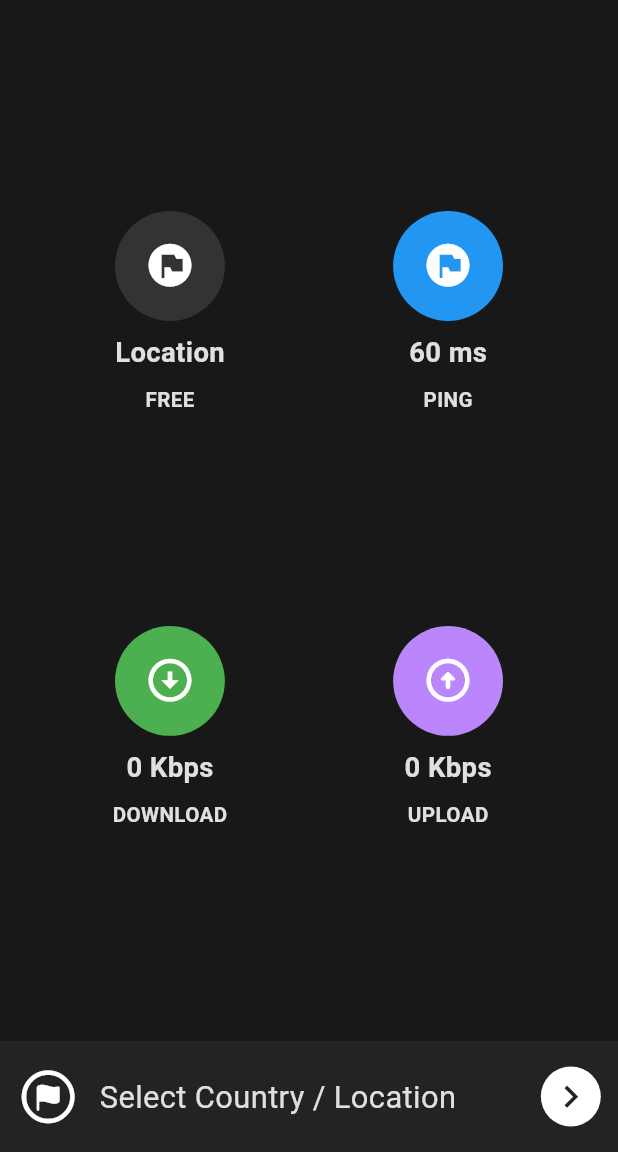
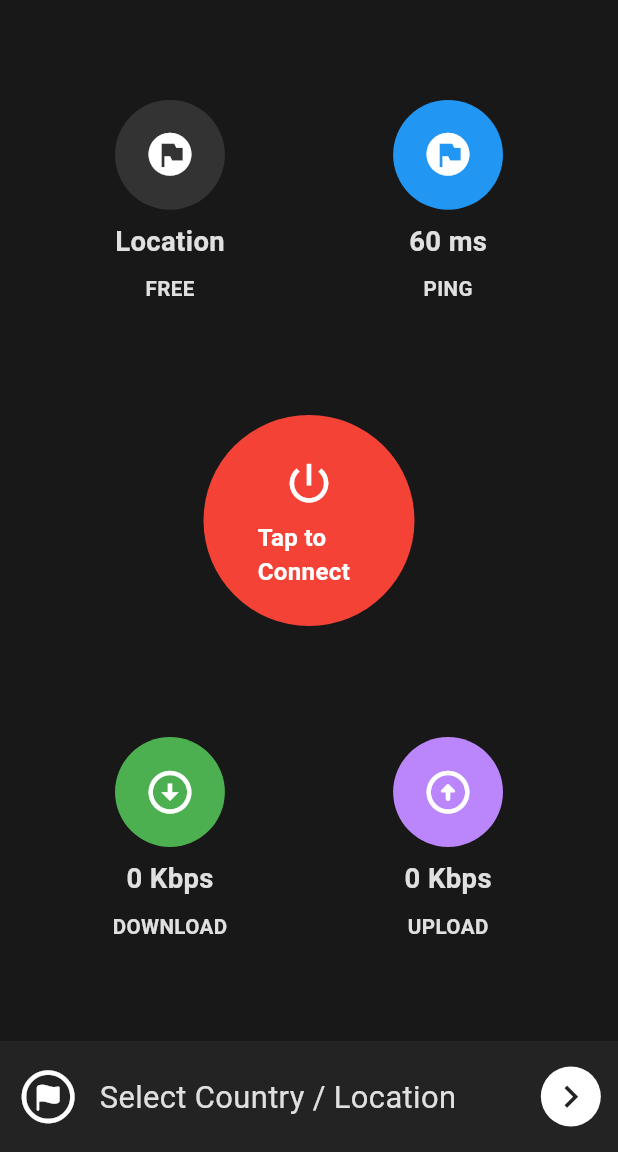
Before and after one commit to yasinpalash/Bullet-VPN, a Flutter app: the screen it shows after launch, on a phone screen of 412 x 824 dp, the part 84-1236 px from its top. Run offline on Flutter 3.47's test engine with Material 3 defaults, Android fonts, the phone set to English and light mode, and no system bars; our stand-ins replace flutter_screenutil, get, google_fonts, hive_flutter, logger, shared_preferences; accounts and stored records are empty.

Commit message:
custom widget

```diff
--- a/lib/app.dart
+++ b/lib/app.dart
@@ -1,7 +1,6 @@
 import 'package:flutter/material.dart';
 import 'package:flutter_screenutil/flutter_screenutil.dart';
 import 'package:get/get.dart';
-import 'package:vpn/core/utils/constants/app_preferences.dart';
 import 'package:vpn/routes/app_routes.dart';
 import 'core/bindings/controller_binder.dart';
 import 'core/utils/theme/theme.dart';
--- a/lib/features/home/presentation/screens/home_screen.dart
+++ b/lib/features/home/presentation/screens/home_screen.dart
@@ -1,5 +1,6 @@
 import 'package:flutter/material.dart';
 import 'package:flutter_screenutil/flutter_screenutil.dart';
+import 'package:vpn/core/common/styles/global_text_style.dart';
 import 'package:vpn/core/utils/constants/colors.dart';
 import 'package:vpn/features/home/presentation/widgets/custom_round_widget.dart';
 
@@ -57,6 +58,7 @@ class HomeScreen extends StatelessWidget {
               )
             ],
           ),
+          vpnRoundButton(),
           Row(
             mainAxisAlignment: MainAxisAlignment.center,
             children: [
@@ -92,4 +94,49 @@ class HomeScreen extends StatelessWidget {
       ),
     );
   }
+
+  Widget vpnRoundButton() {
+    return Column(
+      children: [
+        Semantics(
+          button: true,
+          child: InkWell(
+            onTap: () {},
+            borderRadius: BorderRadius.circular(100.r),
+            child: Container(
+              padding: const EdgeInsets.all(18),
+              decoration: const BoxDecoration(
+                  shape: BoxShape.circle, color: Colors.red),
+              child: Container(
+                padding: const EdgeInsets.all(18),
+                decoration: const BoxDecoration(
+                    shape: BoxShape.circle, color: Colors.red),
+                child: Container(
+                  height: 70.h,
+                  width: 60.w,
+                  decoration: const BoxDecoration(
+                      shape: BoxShape.circle, color: Colors.red),
+                  child: Column(
+                    children: [
+                      Icon(
+                        Icons.power_settings_new,
+                        size: 30.sp,
+                        color: Colors.white,
+                      ),
+                      SizedBox(
+                        height: 6.h,
+                      ),
+                      Text('Tap to Connect',
+                          style: getTextStyle(
+                              color: Colors.white, fontWeight: FontWeight.w600))
+                    ],
+                  ),
+                ),
+              ),
+            ),
+          ),
+        ),
+      ],
+    );
+  }
 }
--- a/lib/features/home/presentation/widgets/navBar.dart
+++ b/lib/features/home/presentation/widgets/navBar.dart
@@ -22,13 +22,16 @@ locationSelectionBottomNavigation(BuildContext context) {
                 size: 36.sp,
                 color: Colors.white,
               ),
-                SizedBox(width:12.w
-                  ,),
-                Text('Select Country / Location',style: getTextStyle(
+              SizedBox(
+                width: 12.w,
+              ),
+              Text(
+                'Select Country / Location',
+                style: getTextStyle(
                   fontSize: 18,
-                ),),
-                Spacer(),
-
+                ),
+              ),
+              const Spacer(),
               CircleAvatar(
                 backgroundColor: Colors.white,
                 child: Icon(
@@ -41,5 +44,6 @@ locationSelectionBottomNavigation(BuildContext context) {
           ),
         ),
       ),
-      ));
+    ),
+  );
 }
```
Also changed, not shown: 1 other file. Lines whose indentation alone changed are shown as unchanged.
